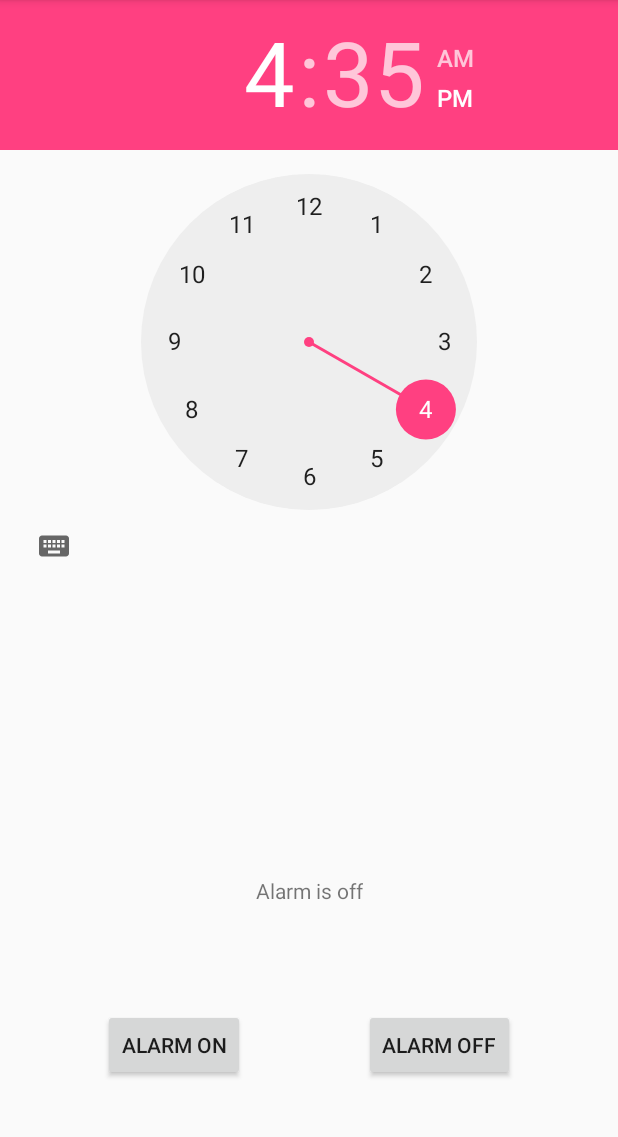
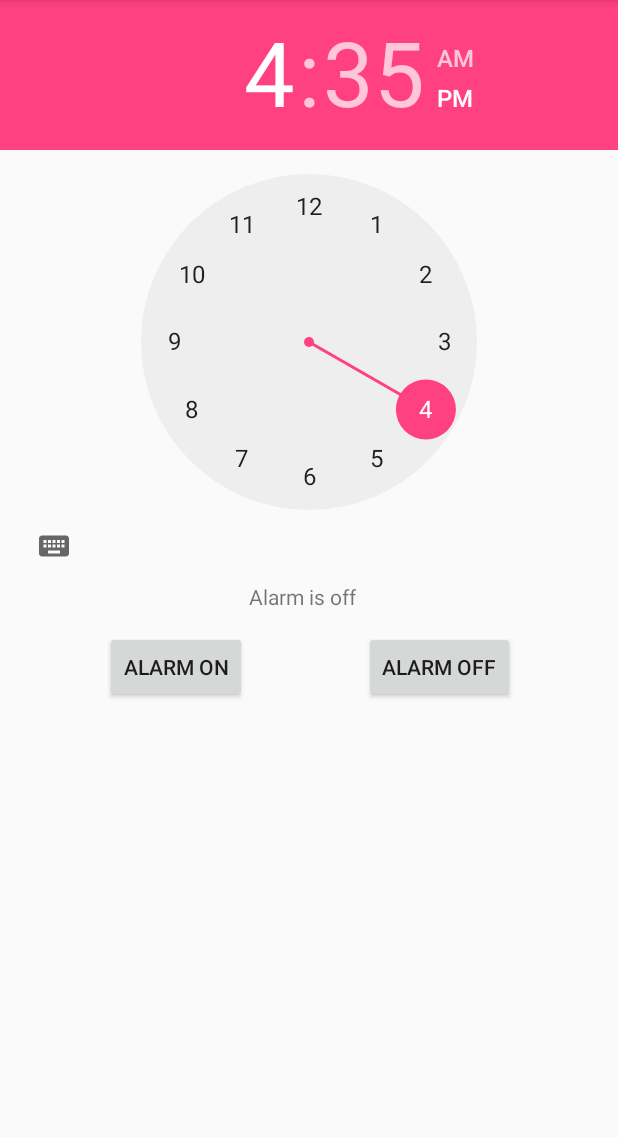
Before and after one commit to DustinMathis/MyAlarmClock, an Android app: the screen it shows after launch (MainActivity), on a phone screen of 412 x 824 dp, the part 84-1221 px from its top. Run offline under Robolectric (Android 15) with nearby library versions, the phone set to English and light mode, and no system bars.

Commit message:
gggg
This is the message Christa

```diff
--- a/app/src/main/java/com/example/dusti/myapplication/MainActivity.java
+++ b/app/src/main/java/com/example/dusti/myapplication/MainActivity.java
@@ -24,7 +24,6 @@ public class MainActivity extends AppCompatActivity {
     TextView update_text;
     Context context;
     PendingIntent pending_intent;
-
 
 
     @Override
--- a/app/src/main/res/layout/activity_main.xml
+++ b/app/src/main/res/layout/activity_main.xml
@@ -4,7 +4,8 @@
     xmlns:tools="http://schemas.android.com/tools"
     android:layout_width="match_parent"
     android:layout_height="match_parent"
-    tools:context=".MainActivity">
+    tools:context=".MainActivity"
+    tools:layout_editor_absoluteY="81dp">
 
     <TimePicker
         android:id="@+id/timePicker"
@@ -17,35 +18,36 @@
         android:id="@+id/update_text"
         android:layout_width="wrap_content"
         android:layout_height="wrap_content"
+        android:layout_marginLeft="1dp"
+        android:layout_marginStart="1dp"
         android:text="Alarm is off"
-        app:layout_constraintBottom_toBottomOf="parent"
-        app:layout_constraintLeft_toLeftOf="parent"
-        app:layout_constraintRight_toRightOf="parent"
-        app:layout_constraintTop_toTopOf="parent"
-        app:layout_constraintVertical_bias="0.78" />
+        app:layout_constraintStart_toEndOf="@+id/alarm_on"
+        app:layout_constraintTop_toBottomOf="@+id/timePicker" />
 
     <Button
         android:id="@+id/alarm_on"
         android:layout_width="wrap_content"
         android:layout_height="wrap_content"
-        android:layout_marginBottom="47dp"
         android:layout_marginEnd="10dp"
+        android:layout_marginLeft="1dp"
         android:layout_marginRight="10dp"
+        android:layout_marginStart="1dp"
+        android:layout_marginTop="13dp"
         android:text="Alarm On"
-        app:layout_constraintBottom_toBottomOf="parent"
         app:layout_constraintEnd_toStartOf="@+id/alarm_off"
         app:layout_constraintStart_toStartOf="parent"
+        app:layout_constraintTop_toBottomOf="@+id/update_text"
         tools:clickable="true" />
 
     <Button
         android:id="@+id/alarm_off"
         android:layout_width="wrap_content"
         android:layout_height="wrap_content"
-        android:layout_marginBottom="47dp"
+        android:layout_marginTop="13dp"
         android:text="Alarm Off"
-        app:layout_constraintBottom_toBottomOf="parent"
         app:layout_constraintEnd_toEndOf="parent"
         app:layout_constraintStart_toEndOf="@+id/alarm_on"
+        app:layout_constraintTop_toBottomOf="@+id/update_text"
         tools:clickable="true" />
 
 </android.support.constraint.ConstraintLayout>
```
Also changed, not shown: app/src/main/java/com/example/dusti/myapplication/RingtonePlayingService.java (+31 -8 lines).
